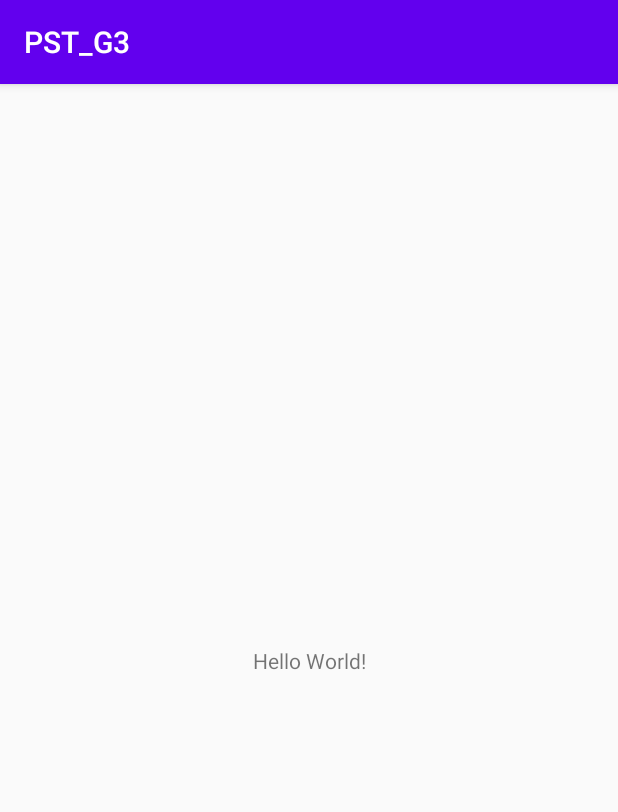
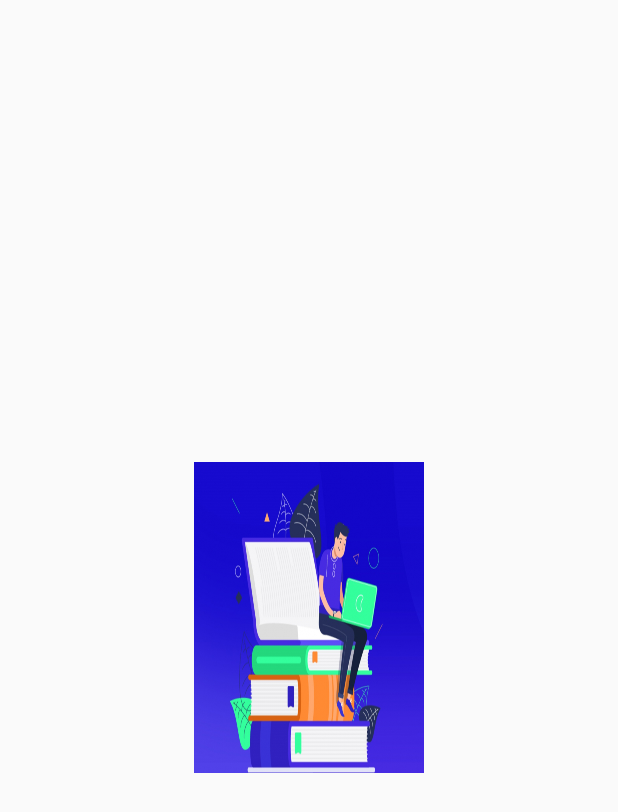
Before and after one commit to kevinjlope/PST_TA5_G3, an Android app: the screen it shows after launch (MainActivity), on a phone screen of 412 x 824 dp. Shown: the top 812 px of the screen. Run offline under Robolectric (Android 15) with nearby library versions, the phone set to English and light mode, and no system bars; our stand-ins replace Picasso; pictures from the network do not load.

Commit message:
Guardar momentaniamente

```diff
--- a/app/build.gradle
+++ b/app/build.gradle
@@ -29,5 +29,6 @@ dependencies {
     testImplementation 'junit:junit:4.12'
     androidTestImplementation 'androidx.test.ext:junit:1.1.1'
     androidTestImplementation 'androidx.test.espresso:espresso-core:3.2.0'
+    implementation 'com.squareup.picasso:picasso:2.5.2'
 
 }
--- a/app/src/main/java/com/example/pst_g3/MainActivity.java
+++ b/app/src/main/java/com/example/pst_g3/MainActivity.java
@@ -3,13 +3,24 @@ package com.example.pst_g3;
 import androidx.appcompat.app.AppCompatActivity;
 
 import android.os.Bundle;
+import android.widget.ImageView;
+
+import com.squareup.picasso.Picasso;
 
 public class MainActivity extends AppCompatActivity {
-
+    private ImageView imagenLogo;
+    private String url;
     @Override
     protected void onCreate(Bundle savedInstanceState) {
         super.onCreate(savedInstanceState);
         setContentView(R.layout.activity_main);
-        System.out.println("Holi");
+
+        //imagenLogo = findViewById(R.id.imagePresentation);
+        //url = "https://files.pucp.education/puntoedu/wp-content/uploads/2020/04/07144147/Catalogo-acceso-abierto-1200x800-690x468.jpghttps://files.pucp.education/puntoedu/wp-content/uploads/2020/04/07144147/Catalogo-acceso-abierto-1200x800-690x468.jpg";
+        //String url2 = "https://arc-anglerfish-arc2-prod-elespectador.s3.amazonaws.com/public/PFSMQSFFU5HKZKFXCZ6ARSTDOM.jpg";
+        //Picasso.with(getApplicationContext()).load(url).into(imagenLogo);
+
+
     }
+
 }
--- a/app/src/main/res/layout/activity_main.xml
+++ b/app/src/main/res/layout/activity_main.xml
@@ -6,13 +6,18 @@
     android:layout_height="match_parent"
     tools:context=".MainActivity">
 
-    <TextView
-        android:layout_width="wrap_content"
-        android:layout_height="wrap_content"
-        android:text="Hello World!"
-        app:layout_constraintBottom_toBottomOf="parent"
-        app:layout_constraintLeft_toLeftOf="parent"
-        app:layout_constraintRight_toRightOf="parent"
-        app:layout_constraintTop_toTopOf="parent" />
+    <RelativeLayout
+        android:layout_width="match_parent"
+        android:layout_height="match_parent"
+        >
+
+        <ImageView
+            android:id="@+id/logo"
+            android:layout_width="153dp"
+            android:layout_height="207dp"
+            android:layout_centerInParent="true"
+            android:background="@drawable/libro" />
+    </RelativeLayout>
+
 
 </androidx.constraintlayout.widget.ConstraintLayout>
--- a/app/src/main/res/values/colors.xml
+++ b/app/src/main/res/values/colors.xml
@@ -1,6 +1,6 @@
 <?xml version="1.0" encoding="utf-8"?>
 <resources>
-    <color name="colorPrimary">#6200EE</color>
-    <color name="colorPrimaryDark">#3700B3</color>
-    <color name="colorAccent">#03DAC5</color>
+    <color name="colorPrimary">#80deea</color>
+    <color name="colorPrimaryDark">#4bacb8</color>
+    <color name="colorAccent">#b4ffff</color>
 </resources>
--- a/app/src/main/res/values/styles.xml
+++ b/app/src/main/res/values/styles.xml
@@ -1,6 +1,6 @@
 <resources>
     <!-- Base application theme. -->
-    <style name="AppTheme" parent="Theme.AppCompat.Light.DarkActionBar">
+    <style name="AppTheme" parent="Theme.AppCompat.Light.NoActionBar">
         <!-- Customize your theme here. -->
         <item name="colorPrimary">@color/colorPrimary</item>
         <item name="colorPrimaryDark">@color/colorPrimaryDark</item>
```
Also changed, not shown: app/src/main/res/drawable-v24/libro.jpg (added).
